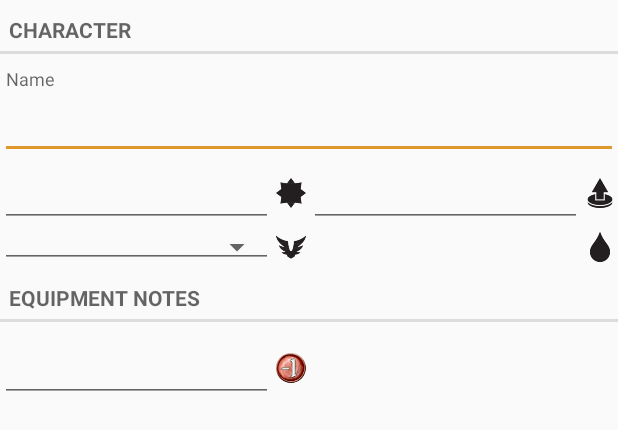
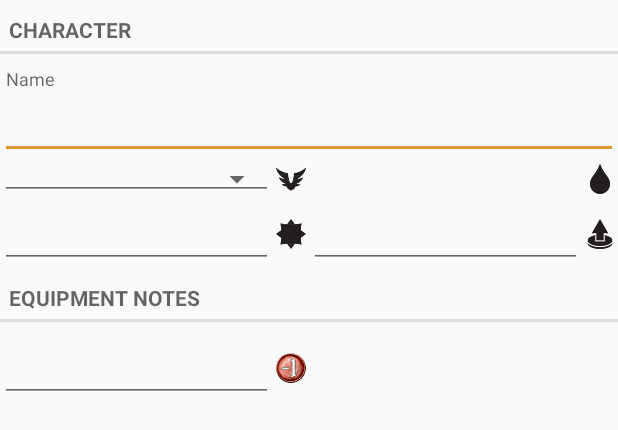
Before and after one commit to North101/ghplayertracker, an Android app: the layout character_layout_left.xml on its own in the app's theme, with its tools: preview values and no code run, on a phone screen of 412 x 824 dp. Shown: the top 430 px of the screen. Run offline under Robolectric (Android 15) with nearby library versions, the phone set to English and light mode, and no system bars.

```diff
--- a/app/src/main/res/layout/character_layout_left.xml
+++ b/app/src/main/res/layout/character_layout_left.xml
@@ -18,42 +18,6 @@
         android:layout_width="match_parent"
         android:layout_height="wrap_content"
         android:maxLines="1"/>
-
-    <LinearLayout
-        android:layout_width="match_parent"
-        android:layout_height="wrap_content"
-        android:orientation="horizontal">
-
-        <EditText
-            android:id="@+id/xp_text"
-            style="@style/TagEditor.EditNumber"
-            android:layout_width="0dp"
-            android:layout_height="wrap_content"
-            android:layout_gravity="center_vertical"
-            android:layout_weight="1"/>
-
-        <ImageView
-            android:layout_width="24dp"
-            android:layout_height="wrap_content"
-            android:layout_gravity="center_vertical"
-            android:adjustViewBounds="true"
-            android:src="@drawable/icon_xp"/>
-
-        <EditText
-            android:id="@+id/gold_text"
-            style="@style/TagEditor.EditNumber"
-            android:layout_width="0dp"
-            android:layout_height="wrap_content"
-            android:layout_gravity="center_vertical"
-            android:layout_weight="1"/>
-
-        <ImageView
-            android:layout_width="24dp"
-            android:layout_height="wrap_content"
-            android:layout_gravity="center_vertical"
-            android:adjustViewBounds="true"
-            android:src="@drawable/icon_loot"/>
-    </LinearLayout>
 
     <LinearLayout
         android:layout_width="match_parent"
@@ -96,6 +60,42 @@
             android:src="@drawable/icon_heal"/>
     </LinearLayout>
 
+    <LinearLayout
+        android:layout_width="match_parent"
+        android:layout_height="wrap_content"
+        android:orientation="horizontal">
+
+        <EditText
+            android:id="@+id/xp_text"
+            style="@style/TagEditor.EditNumber"
+            android:layout_width="0dp"
+            android:layout_height="wrap_content"
+            android:layout_gravity="center_vertical"
+            android:layout_weight="1"/>
+
+        <ImageView
+            android:layout_width="24dp"
+            android:layout_height="wrap_content"
+            android:layout_gravity="center_vertical"
+            android:adjustViewBounds="true"
+            android:src="@drawable/icon_xp"/>
+
+        <EditText
+            android:id="@+id/gold_text"
+            style="@style/TagEditor.EditNumber"
+            android:layout_width="0dp"
+            android:layout_height="wrap_content"
+            android:layout_gravity="center_vertical"
+            android:layout_weight="1"/>
+
+        <ImageView
+            android:layout_width="24dp"
+            android:layout_height="wrap_content"
+            android:layout_gravity="center_vertical"
+            android:adjustViewBounds="true"
+            android:src="@drawable/icon_loot"/>
+    </LinearLayout>
+
     <TextView
         style="@style/TagEditor.Header"
         android:text="Equipment Notes"/>
--- a/app/src/main/res/menu/character.xml
+++ b/app/src/main/res/menu/character.xml
@@ -10,7 +10,7 @@
 
     <item
         android:id="@+id/start"
-        android:icon="@drawable/icon_attack_inverse"
+        android:icon="@drawable/icon_attack_inverse_2"
         android:title="Start"
         app:showAsAction="always"/>
 </menu>
```
Also changed, not shown: app/src/main/java/net/north101/android/ghplayertracker/CharacterFragment.java (+29 -6 lines), app/src/main/java/net/north101/android/ghplayertracker/CharacterTrackerFragment.java (+16 -0 lines), app/src/main/res/layout/character_tracker_layout_left.xml (+26 -26 lines), app/src/main/res/menu/character_tracker.xml (added, +10 -0 lines), app/src/main/res/drawable-xhdpi/icon_attack_inverse.png (added), app/src/main/res/drawable-xhdpi/icon_tick_inverse.png (added), app/src/main/res/drawable/icon_attack_inverse.png (deleted).
